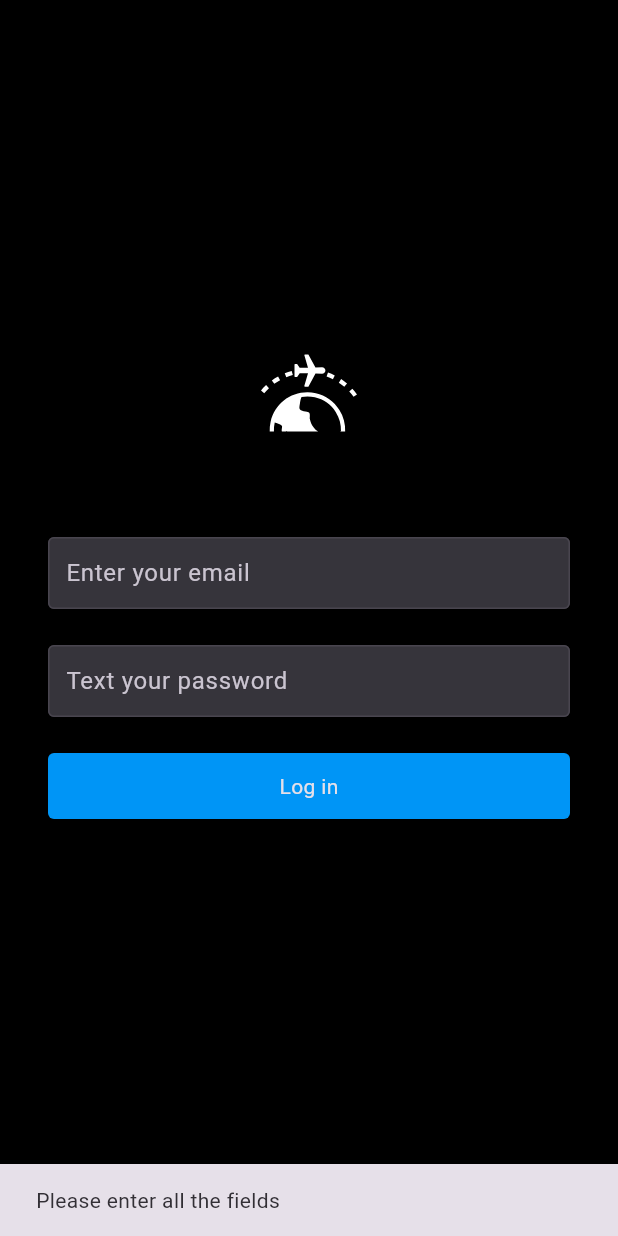
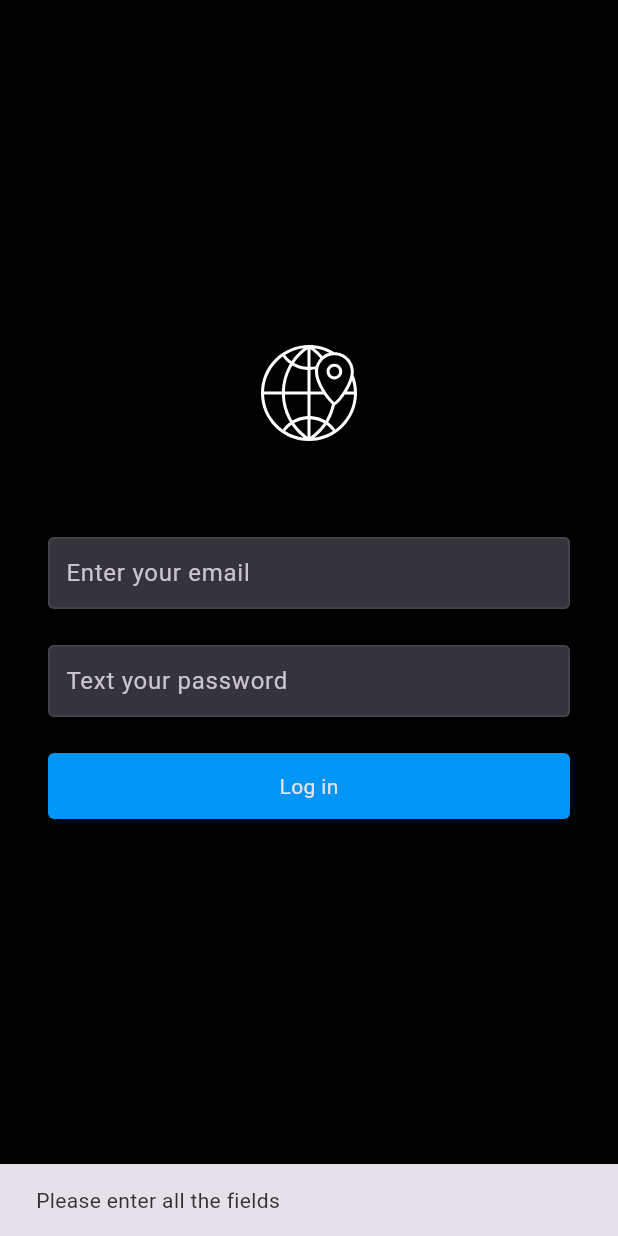
Before and after one commit to MariaaC07/socialTravel, a Flutter app: the screen it shows after launch, after a tap on "Log in", on a phone screen of 412 x 824 dp. Run offline on Flutter 3.47's test engine with Material 3 defaults, Android fonts, the phone set to English and light mode, and no system bars; our stand-ins replace cloud_firestore, firebase_auth, firebase_core, firebase_storage, flutter_svg, image_picker; accounts and stored records are empty.

```diff
--- a/lib/main.dart
+++ b/lib/main.dart
@@ -1,14 +1,14 @@
+import 'package:firebase_auth/firebase_auth.dart';
 import 'package:flutter/material.dart';
 import 'package:travel/responsive/mobile_screen_layout.dart';
 import 'package:travel/responsive/responsive_layout_screen.dart';
 import 'package:travel/responsive/web_screen_layout.dart';
 import 'package:travel/screens/login_screen.dart';
-import 'package:travel/screens/signup_screen.dart';
 import 'package:travel/utils/colors.dart';
 import 'package:firebase_core/firebase_core.dart';
 import 'firebase_options.dart';
 
-void main()  async{
+void main() async {
   WidgetsFlutterBinding.ensureInitialized();
   await Firebase.initializeApp(
     options: DefaultFirebaseOptions.currentPlatform,
@@ -28,11 +28,33 @@ class MyApp extends StatelessWidget {
       theme: ThemeData.dark().copyWith(
         scaffoldBackgroundColor: mobileBackgroundColor,
       ),
-      // home:const ResponsiveLayout(
-      //   mobileScreenLayout: MobileScreenLayout(),
-      //   webScreenLayout: WebScreenLayout(),
-      //   ),
-      home: LoginScreen(),
+
+      //perssisting auth state
+      home: StreamBuilder(
+          stream: FirebaseAuth.instance.authStateChanges(),
+          builder: (context, snapshot) {
+            if (snapshot.connectionState == ConnectionState.active) {
+              if (snapshot.hasData) {
+                return const ResponsiveLayout(
+                  mobileScreenLayout: MobileScreenLayout(),
+                  webScreenLayout: WebScreenLayout(),
+                );
+              } else if (snapshot.hasError) {
+                return Center(
+                  child: Text('${snapshot.error}'),
+                );
+              }
+            }
+            if (snapshot.connectionState == ConnectionState.waiting) {
+              return const Center(
+                child: CircularProgressIndicator(
+                  color: primaryColor,
+                ),
+              );
+            }
+
+            return const LoginScreen();
+          }),
     );
   }
 }
--- a/lib/screens/login_screen.dart
+++ b/lib/screens/login_screen.dart
@@ -1,6 +1,10 @@
 import 'package:flutter/material.dart';
 import 'package:flutter_svg/flutter_svg.dart';
 import 'package:travel/resources/auth_methods.dart';
+import 'package:travel/responsive/mobile_screen_layout.dart';
+import 'package:travel/responsive/responsive_layout_screen.dart';
+import 'package:travel/responsive/web_screen_layout.dart';
+import 'package:travel/screens/signup_screen.dart';
 import 'package:travel/utils/colors.dart';
 import 'package:travel/utils/utils.dart';
 import 'package:travel/widgets/text_field_input.dart';
@@ -32,13 +36,22 @@ class _LoginScreenState extends State<LoginScreen> {
         email: _emailController.text, password: _passwordController.text);
 
     if (res == "success") {
-      //
+      Navigator.of(context).pushReplacement(MaterialPageRoute(
+          builder: (context) => const ResponsiveLayout(
+                mobileScreenLayout: MobileScreenLayout(),
+                webScreenLayout: WebScreenLayout(),
+              )));
     } else {
       showSnackBar(res, context);
     }
     setState(() {
       _isLoading = false;
     });
+  }
+
+  void navigateToSignup() {
+    Navigator.of(context)
+        .push(MaterialPageRoute(builder: (context) => const SignupScreen()));
   }
 
   @override
@@ -57,7 +70,7 @@ class _LoginScreenState extends State<LoginScreen> {
               ),
               //svg image
               SvgPicture.asset(
-                'assets/travelLogo.svg',
+                'assets/logo.svg',
                 color: primaryColor,
                 height: 64,
               ),
@@ -112,7 +125,7 @@ class _LoginScreenState extends State<LoginScreen> {
                     child: const Text("Don't have an account?"),
                   ),
                   GestureDetector(
-                    onTap: () {},
+                    onTap: navigateToSignup,
                     child: Container(
                         padding: const EdgeInsets.symmetric(vertical: 8),
                         child: const Text("Sign up.",
--- a/pubspec.yaml
+++ b/pubspec.yaml
@@ -56,6 +56,7 @@ flutter:
   assets:
     # - assets\travelLogo.svg
     - assets/travelLogo.svg
+    - assets/logo.svg
   # An image asset can refer to one or more resolution-specific "variants", see
   # https://flutter.dev/assets-and-images/#resolution-aware
   # For details regarding adding assets from package dependencies, see
```
Also changed, not shown: lib/screens/signup_screen.dart (+20 -8 lines), assets/logo.svg (added).
